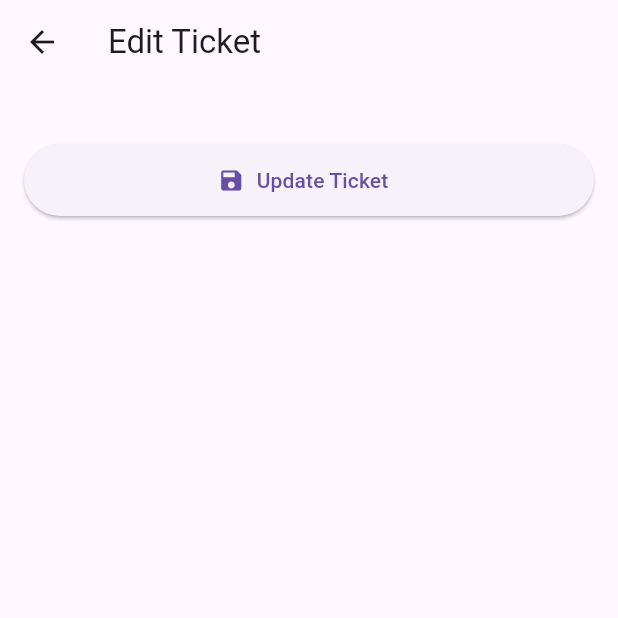
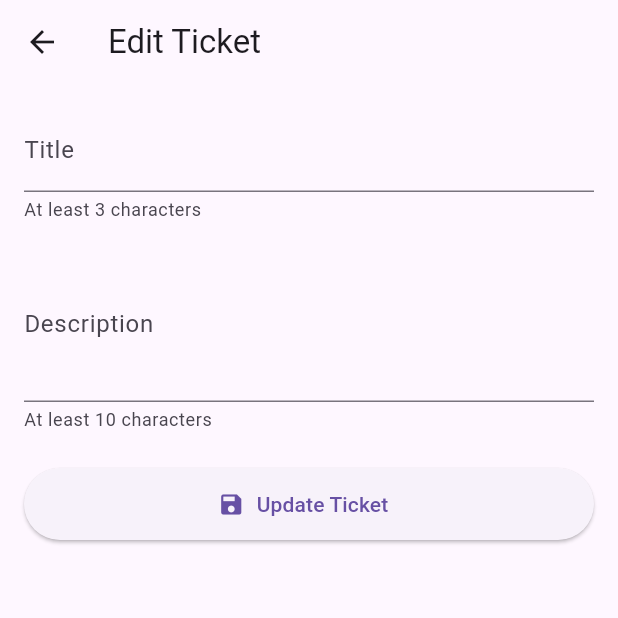
Before and after one commit to itsivali/ticket_support_system, a Flutter app: the EditTicketScreen screen opened directly with empty values, on a phone screen of 412 x 824 dp, the top half of it. Run offline on Flutter 3.47's test engine with Material 3 defaults, Android fonts, the phone set to English and light mode, and no system bars; our stand-ins replace flutter_chat_types, flutter_chat_ui; network calls fail.

Commit message:
Validate ticket fields in edit form and improve error handling in ticket update service

```diff
--- a/lib/providers/ticket_provider.dart
+++ b/lib/providers/ticket_provider.dart
@@ -117,6 +117,14 @@ class TicketProvider with ChangeNotifier {
       _error = null;
       notifyListeners();
 
+      // Validate ticket fields before sending
+      if (ticket.title.length < 3) {
+        throw Exception('Title must be at least 3 characters');
+      }
+      if (ticket.description.length < 10) {
+        throw Exception('Description must be at least 10 characters');
+      }
+
       final updatedTicket = await _ticketService.updateTicket(ticket);
       final index = _tickets.indexWhere((t) => t.id == updatedTicket.id);
       if (index != -1) {
@@ -133,7 +141,7 @@ class TicketProvider with ChangeNotifier {
       _error = e.toString();
       UIHelpers.showCustomSnackBar(
         context: context,
-        message: 'Failed to update ticket: ${e.toString()}',
+        message: 'Failed to update ticket: ${e.toString().replaceAll('Exception:', '')}',
         icon: Icons.error_outline,
         backgroundColor: Colors.red,
       );
--- a/lib/screens/edit_ticket_screen.dart
+++ b/lib/screens/edit_ticket_screen.dart
@@ -103,7 +103,42 @@ class _EditTicketScreenState extends State<EditTicketScreen> {
                 child: SingleChildScrollView(
                   child: Column(
                     children: [
-                      // ...existing form fields...
+                      TextFormField(
+                        initialValue: _title,
+                        decoration: const InputDecoration(
+                          labelText: 'Title',
+                          helperText: 'At least 3 characters',
+                        ),
+                        validator: (value) {
+                          if (value == null || value.isEmpty) {
+                            return 'Please enter a title';
+                          }
+                          if (value.length < 3) {
+                            return 'Title must be at least 3 characters';
+                          }
+                          return null;
+                        },
+                        onSaved: (value) => _title = value!,
+                      ),
+                      const SizedBox(height: 16),
+                      TextFormField(
+                        initialValue: _description,
+                        decoration: const InputDecoration(
+                          labelText: 'Description',
+                          helperText: 'At least 10 characters',
+                        ),
+                        maxLines: 3,
+                        validator: (value) {
+                          if (value == null || value.isEmpty) {
+                            return 'Please enter a description';
+                          }
+                          if (value.length < 10) {
+                            return 'Description must be at least 10 characters';
+                          }
+                          return null;
+                        },
+                        onSaved: (value) => _description = value!,
+                      ),
                       const SizedBox(height: 24),
                       ElevatedButton.icon(
                         onPressed: _isLoading ? null : _submitForm,
```
Also changed, not shown: lib/services/ticket_service.dart (+8 -3 lines).
